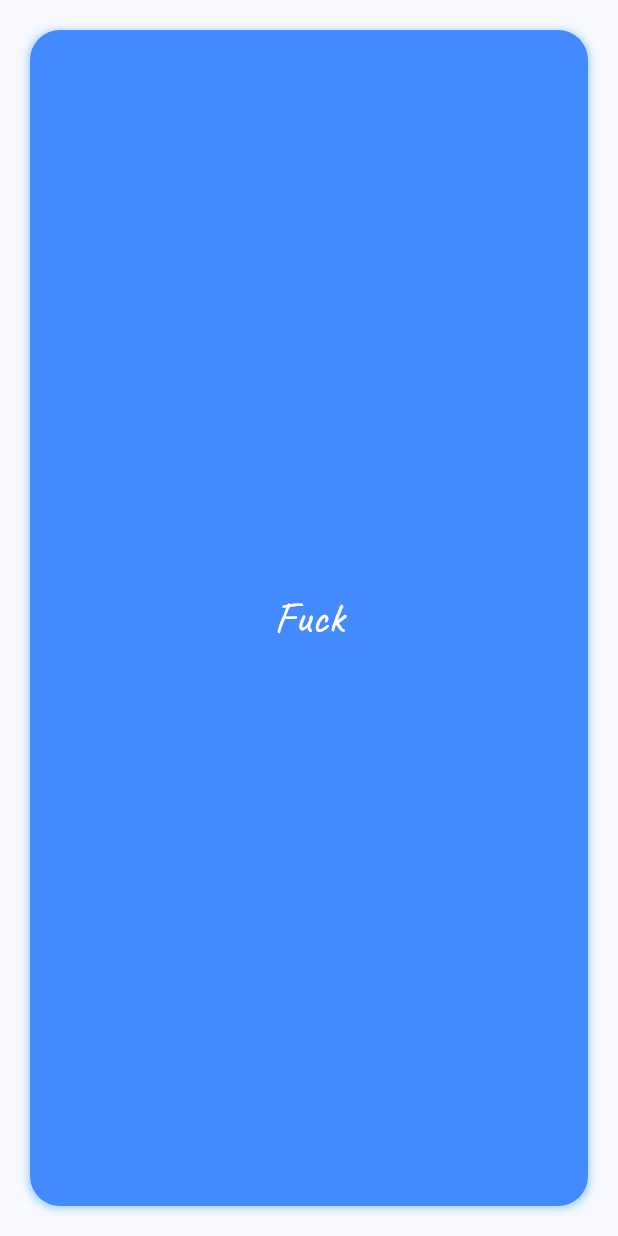
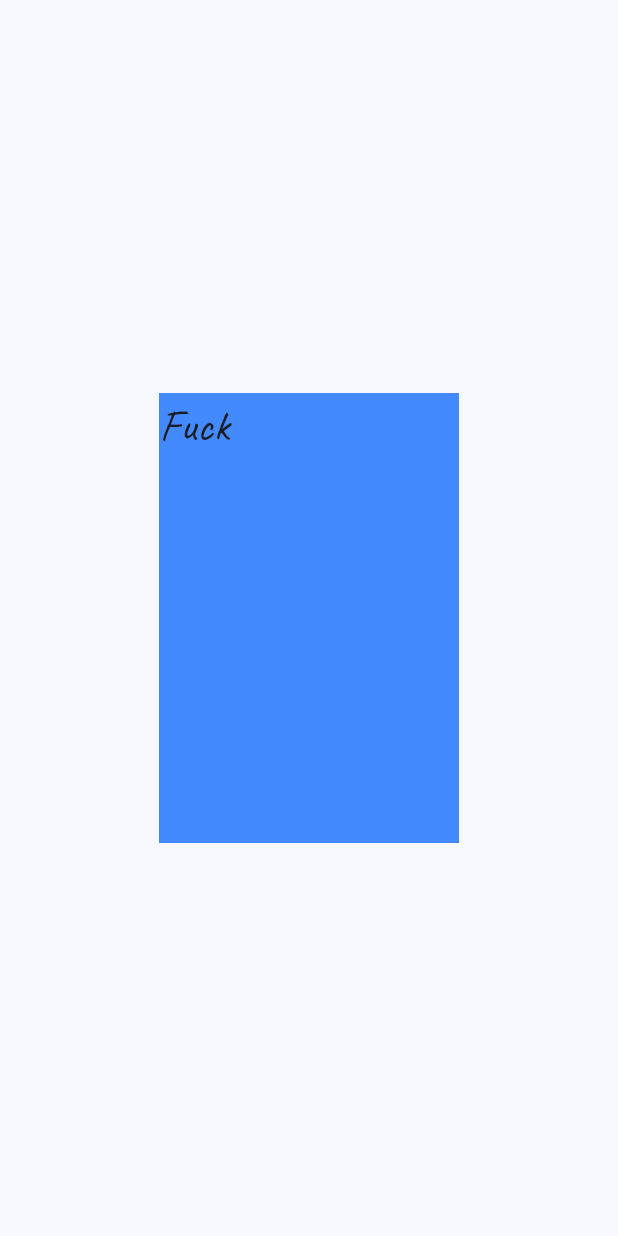
Before and after one commit to bibhuti9/flutter-widget, a Flutter app: the CartPage screen opened by its route, on a phone screen of 412 x 824 dp. Run offline on Flutter 3.47's test engine with Material 3 defaults, Android fonts, the phone set to English and light mode, and no system bars.

Commit message:
constrained box

```diff
--- a/lib/page/Cart/index.dart
+++ b/lib/page/Cart/index.dart
@@ -16,25 +16,18 @@ class _CartPageState extends State<CartPage> {
   Widget build(BuildContext context) {
     return Scaffold(
         body: SafeArea(
-      child: Align(
-        child: Container(
-          constraints: const BoxConstraints.expand(),
-          alignment: Alignment.center,
-          decoration: BoxDecoration(
-              color: Colors.blueAccent,
-              borderRadius: BorderRadius.circular(20),
-              boxShadow: [
-                BoxShadow(
-                    color: Colors.blue.withOpacity(0.4),
-                    spreadRadius: 1,
-                    blurRadius: 4,
-                    offset: const Offset(0, 1))
-              ]),
-          padding: const EdgeInsets.all(20),
-          margin: const EdgeInsets.all(20),
-          child: const Text(
-            "Fuck",
-            style: TextStyle(color: Colors.white, fontSize: 30),
+      child: Center(
+        child: ConstrainedBox(
+          constraints: const BoxConstraints(
+              maxHeight: 800, maxWidth: 400, minHeight: 300, minWidth: 200),
+          child: Container(
+            color: Colors.blueAccent,
+            child: const Text(
+              "Fuck",
+              style: TextStyle(
+                fontSize: 30,
+              ),
+            ),
           ),
         ),
       ),
```
